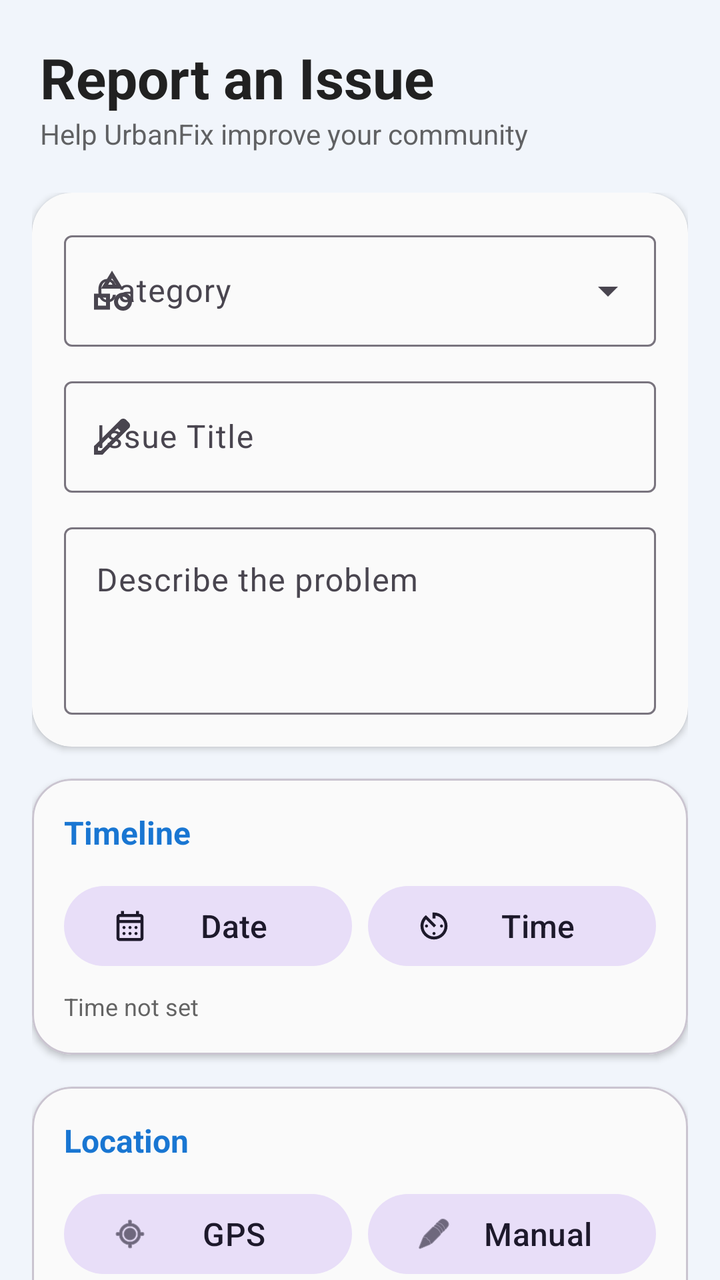
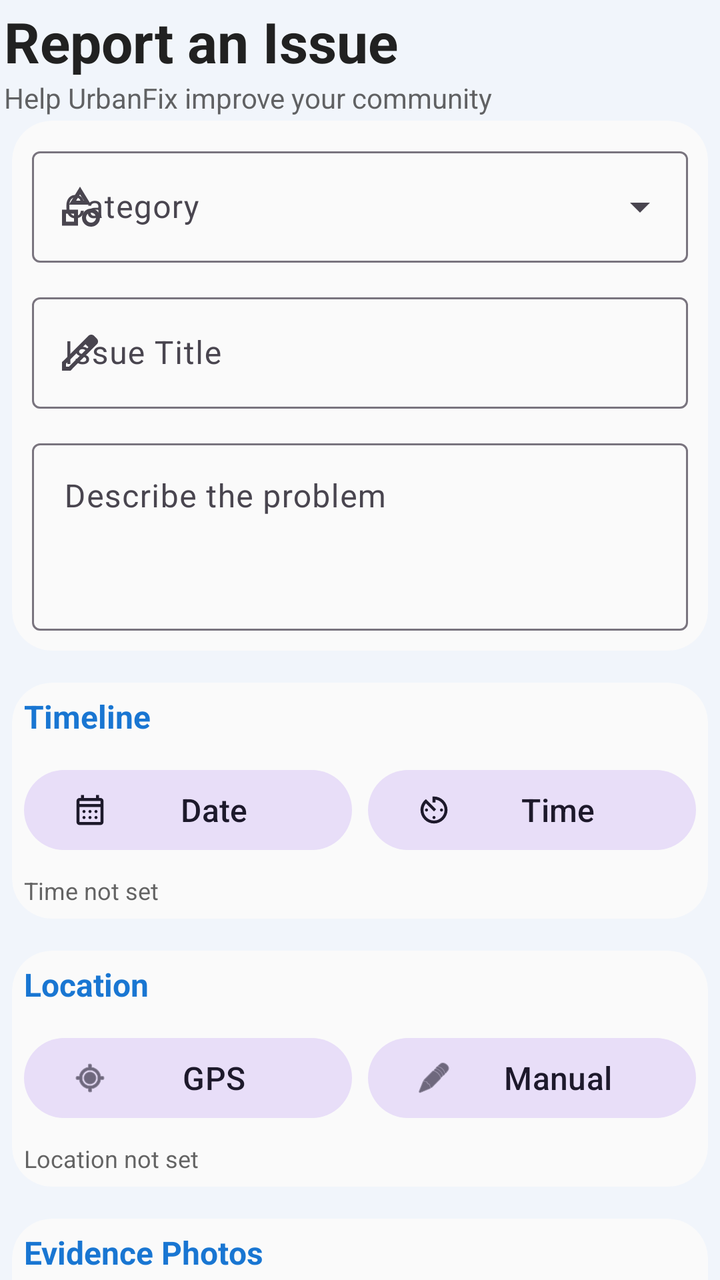

Two renders of the same Android screen: before a commit and after it. Below are the layout's source before the change and the commit's diff.
<!-- AndroidManifest.xml: application theme Theme.Urbanfix -->
<!-- res/layout/fragment_report.xml -->
<?xml version="1.0" encoding="utf-8"?>
<androidx.constraintlayout.widget.ConstraintLayout xmlns:android="http://schemas.android.com/apk/res/android"
    xmlns:app="http://schemas.android.com/apk/res-auto"
    xmlns:tools="http://schemas.android.com/tools"
    android:layout_width="match_parent"
    android:layout_height="match_parent"
    android:background="?android:attr/windowBackground"> <LinearLayout
    android:id="@+id/headerLayout"
    android:layout_width="match_parent"
    android:layout_height="wrap_content"
    android:orientation="vertical"
    android:padding="20dp"
    app:layout_constraintTop_toTopOf="parent">

    <TextView
        android:layout_width="wrap_content"
        android:layout_height="wrap_content"
        android:text="Report an Issue"
        android:textColor="?attr/colorOnSurface"
        android:textSize="28sp"
        android:textStyle="bold" />

    <TextView
        android:layout_width="wrap_content"
        android:layout_height="wrap_content"
        android:alpha="0.7"
        android:text="Help UrbanFix improve your community"
        android:textColor="?attr/colorOnSurface"
        android:textSize="14sp" />
</LinearLayout>

    <ScrollView
        android:layout_width="match_parent"
        android:layout_height="0dp"
        android:fillViewport="true"
        android:scrollbars="none"
        app:layout_constraintBottom_toBottomOf="parent"
        app:layout_constraintTop_toBottomOf="@id/headerLayout">

        <LinearLayout
            android:layout_width="match_parent"
            android:layout_height="wrap_content"
            android:orientation="vertical"
            android:paddingHorizontal="16dp"
            android:paddingBottom="24dp">

            <com.google.android.material.card.MaterialCardView
                android:layout_width="match_parent"
                android:layout_height="wrap_content"
                android:layout_marginBottom="16dp"
                app:cardBackgroundColor="?attr/colorSurface"
                app:cardCornerRadius="20dp"
                app:cardElevation="2dp"
                app:strokeWidth="0dp">

                <LinearLayout
                    android:layout_width="match_parent"
                    android:layout_height="wrap_content"
                    android:orientation="vertical"
                    android:padding="16dp">

                    <com.google.android.material.textfield.TextInputLayout
                        style="@style/Widget.Material3.TextInputLayout.OutlinedBox.ExposedDropdownMenu"
                        android:layout_width="match_parent"
                        android:layout_height="wrap_content"
                        android:hint="Category"
                        app:startIconDrawable="@drawable/ic_category">

                        <AutoCompleteTextView
                            android:id="@+id/categorySpinner"
                            android:layout_width="match_parent"
                            android:layout_height="wrap_content"
                            android:inputType="none"
                            android:textColor="?attr/colorOnSurface" />
                    </com.google.android.material.textfield.TextInputLayout>

                    <com.google.android.material.textfield.TextInputLayout
                        style="@style/Widget.Material3.TextInputLayout.OutlinedBox"
                        android:layout_width="match_parent"
                        android:layout_height="wrap_content"
                        android:layout_marginTop="12dp"
                        android:hint="Issue Title"
                        app:startIconDrawable="@drawable/ic_edit">

                        <com.google.android.material.textfield.TextInputEditText
                            android:id="@+id/etTitle"
                            android:layout_width="match_parent"
                            android:layout_height="wrap_content"
                            android:inputType="textCapSentences"
                            android:textColor="?attr/colorOnSurface" />
                    </com.google.android.material.textfield.TextInputLayout>

                    <com.google.android.material.textfield.TextInputLayout
                        style="@style/Widget.Material3.TextInputLayout.OutlinedBox"
                        android:layout_width="match_parent"
                        android:layout_height="wrap_content"
                        android:layout_marginTop="12dp"
                        android:hint="Describe the problem">

                        <com.google.android.material.textfield.TextInputEditText
                            android:id="@+id/etDescription"
                            android:layout_width="match_parent"
                            android:layout_height="wrap_content"
                            android:gravity="top"
                            android:inputType="textMultiLine"
                            android:minLines="3"
                            android:textColor="?attr/colorOnSurface" />
                    </com.google.android.material.textfield.TextInputLayout>
                </LinearLayout>
            </com.google.android.material.card.MaterialCardView>

            <com.google.android.material.card.MaterialCardView
                android:layout_width="match_parent"
                android:layout_height="wrap_content"
                android:layout_marginBottom="16dp"
                app:cardBackgroundColor="?attr/colorSurface"
                app:cardCornerRadius="20dp"
                app:cardElevation="2dp">

                <LinearLayout
                    android:layout_width="match_parent"
                    android:layout_height="wrap_content"
                    android:orientation="vertical"
                    android:padding="16dp">

                    <TextView
                        android:layout_width="wrap_content"
                        android:layout_height="wrap_content"
                        android:text="Timeline"
                        android:textStyle="bold"
                        android:textColor="?attr/colorPrimary" />

                    <LinearLayout
                        android:layout_width="match_parent"
                        android:layout_height="wrap_content"
                        android:layout_marginTop="12dp"
                        android:orientation="horizontal"
                        android:weightSum="2">

                        <com.google.android.material.button.MaterialButton
                            android:id="@+id/btnPickDate"
                            style="@style/Widget.Material3.Button.TonalButton"
                            android:layout_width="0dp"
                            android:layout_height="wrap_content"
                            android:layout_weight="1"
                            android:layout_marginEnd="4dp"
                            android:text="Date"
                            app:icon="@drawable/ic_calendar" />

                        <com.google.android.material.button.MaterialButton
                            android:id="@+id/btnPickTime"
                            style="@style/Widget.Material3.Button.TonalButton"
                            android:layout_width="0dp"
                            android:layout_height="wrap_content"
                            android:layout_weight="1"
                            android:layout_marginStart="4dp"
                            android:text="Time"
                            app:icon="@drawable/ic_timer" />
                    </LinearLayout>

                    <TextView
                        android:id="@+id/tvSelectedDateTime"
                        android:layout_width="wrap_content"
                        android:layout_height="wrap_content"
                        android:layout_marginTop="8dp"
                        android:alpha="0.7"
                        android:text="Time not set"
                        android:textColor="?attr/colorOnSurface"
                        android:textSize="12sp" />
                </LinearLayout>
            </com.google.android.material.card.MaterialCardView>

            <com.google.android.material.card.MaterialCardView
                android:layout_width="match_parent"
                android:layout_height="wrap_content"
                android:layout_marginBottom="16dp"
                app:cardBackgroundColor="?attr/colorSurface"
                app:cardCornerRadius="20dp"
                app:cardElevation="2dp">

                <LinearLayout
                    android:layout_width="match_parent"
                    android:layout_height="wrap_content"
                    android:orientation="vertical"
                    android:padding="16dp">

                    <TextView
                        android:layout_width="wrap_content"
                        android:layout_height="wrap_content"
                        android:text="Location"
                        android:textStyle="bold"
                        android:textColor="?attr/colorPrimary" />

                    <LinearLayout
                        android:layout_width="match_parent"
                        android:layout_height="wrap_content"
                        android:layout_marginTop="12dp"
                        android:orientation="horizontal"
                        android:weightSum="2">

                        <com.google.android.material.button.MaterialButton
                            android:id="@+id/btnCurrentLoc"
                            style="@style/Widget.Material3.Button.TonalButton"
                            android:layout_width="0dp"
                            android:layout_height="wrap_content"
                            android:layout_weight="1"
                            android:layout_marginEnd="4dp"
                            android:text="GPS"
                            app:icon="@android:drawable/ic_menu_mylocation" />

                        <com.google.android.material.button.MaterialButton
                            android:id="@+id/btnManualLoc"
                            style="@style/Widget.Material3.Button.TonalButton"
                            android:layout_width="0dp"
                            android:layout_height="wrap_content"
                            android:layout_weight="1"
                            android:layout_marginStart="4dp"
                            android:text="Manual"
                            app:icon="@android:drawable/ic_menu_edit" />
                    </LinearLayout>

                    <TextView
                        android:id="@+id/tvSelectedLocation"
                        android:layout_width="wrap_content"
                        android:layout_height="wrap_content"
                        android:layout_marginTop="8dp"
                        android:alpha="0.7"
                        android:text="Location not set"
                        android:textColor="?attr/colorOnSurface"
                        android:textSize="12sp" />
                </LinearLayout>
            </com.google.android.material.card.MaterialCardView>

            <com.google.android.material.card.MaterialCardView
                android:layout_width="match_parent"
                android:layout_height="wrap_content"
                android:layout_marginBottom="16dp"
                app:cardBackgroundColor="?attr/colorSurface"
                app:cardCornerRadius="20dp"
                app:cardElevation="2dp">

                <LinearLayout
                    android:layout_width="match_parent"
                    android:layout_height="wrap_content"
                    android:orientation="vertical"
                    android:padding="16dp">

                    <TextView
                        android:layout_width="wrap_content"
                        android:layout_height="wrap_content"
                        android:text="Evidence Photos"
                        android:textStyle="bold"
                        android:textColor="?attr/colorPrimary" />

                    <androidx.recyclerview.widget.RecyclerView
                        android:id="@+id/rvImagePreview"
                        android:layout_width="match_parent"
                        android:layout_height="wrap_content"
                        android:layout_marginTop="12dp"
                        android:orientation="horizontal"
                        app:layoutManager="androidx.recyclerview.widget.LinearLayoutManager"
                        tools:listitem="@layout/item_image" />

                    <LinearLayout
                        android:layout_width="match_parent"
                        android:layout_height="wrap_content"
                        android:layout_marginTop="12dp"
                        android:orientation="horizontal"
                        android:weightSum="2">

                        <com.google.android.material.button.MaterialButton
                            android:id="@+id/btnCamera"
                            style="@style/Widget.Material3.Button.OutlinedButton"
                            android:layout_width="0dp"
                            android:layout_height="54dp"
                            android:layout_weight="1"
                            android:layout_marginEnd="6dp"
                            android:text="Camera"
                            app:icon="@android:drawable/ic_menu_camera" />

                        <com.google.android.material.button.MaterialButton
                            android:id="@+id/btnGallery"
                            style="@style/Widget.Material3.Button.OutlinedButton"
                            android:layout_width="0dp"
                            android:layout_height="54dp"
                            android:layout_weight="1"
                            android:layout_marginStart="6dp"
                            android:text="Gallery"
                            app:icon="@android:drawable/ic_menu_gallery" />
                    </LinearLayout>
                </LinearLayout>
            </com.google.android.material.card.MaterialCardView>

            <TextView
                android:layout_width="wrap_content"
                android:layout_height="wrap_content"
                android:text="How urgent is this?"
                android:layout_marginStart="4dp"
                android:layout_marginBottom="8dp"
                android:textColor="?attr/colorOnSurface"
                android:textStyle="bold" />

            <com.google.android.material.button.MaterialButtonToggleGroup
                android:id="@+id/priorityToggle"
                android:layout_width="match_parent"
                android:layout_height="wrap_content"
                app:singleSelection="true"
                app:selectionRequired="true">

                <com.google.android.material.button.MaterialButton
                    android:id="@+id/btnLow"
                    style="@style/Widget.Material3.Button.OutlinedButton"
                    android:layout_width="0dp"
                    android:layout_height="wrap_content"
                    android:layout_weight="1"
                    android:text="Low" />

                <com.google.android.material.button.MaterialButton
                    android:id="@+id/btnMedium"
                    style="@style/Widget.Material3.Button.OutlinedButton"
                    android:layout_width="0dp"
                    android:layout_height="wrap_content"
                    android:layout_weight="1"
                    android:text="Standard" />

                <com.google.android.material.button.MaterialButton
                    android:id="@+id/btnHigh"
                    style="@style/Widget.Material3.Button.OutlinedButton"
                    android:layout_width="0dp"
                    android:layout_height="wrap_content"
                    android:layout_weight="1"
                    android:text="Urgent" />
            </com.google.android.material.button.MaterialButtonToggleGroup>

            <com.google.android.material.button.MaterialButton
                android:id="@+id/btnSubmit"
                android:layout_width="match_parent"
                android:layout_height="60dp"
                android:layout_marginTop="32dp"
                android:text="Submit Report"
                android:textStyle="bold"
                app:cornerRadius="16dp" />

        </LinearLayout>
    </ScrollView>
</androidx.constraintlayout.widget.ConstraintLayout>
<!-- res/layout/item_image.xml (included above) -->
<?xml version="1.0" encoding="utf-8"?>
<com.google.android.material.card.MaterialCardView
    xmlns:android="http://schemas.android.com/apk/res/android"
    xmlns:app="http://schemas.android.com/apk/res-auto"
    android:layout_width="100dp"
    android:layout_height="100dp"
    android:layout_margin="4dp"
    app:cardCornerRadius="8dp"
    app:cardElevation="2dp"
    app:strokeWidth="1dp"
    app:strokeColor="?attr/colorOutlineVariant">

    <FrameLayout
        android:layout_width="match_parent"
        android:layout_height="match_parent">

        <ImageView
            android:id="@+id/ivPreview"
            android:layout_width="match_parent"
            android:layout_height="match_parent"
            android:scaleType="centerCrop"
            android:src="@android:drawable/ic_menu_gallery" />

        <ImageButton
            android:id="@+id/btnRemoveImage"
            android:layout_width="24dp"
            android:layout_height="24dp"
            android:layout_gravity="top|end"
            android:layout_margin="4dp"
            android:background="@drawable/ic_cancel"
            android:backgroundTint="#B00020"
            android:contentDescription="Remove" />

    </FrameLayout>
</com.google.android.material.card.MaterialCardView>
<!-- resources referenced by this layout -->
<resources>
  <!-- drawable ic_cancel (drawable) -->
  <vector xmlns:android="http://schemas.android.com/apk/res/android" android:height="24dp" android:tint="#000000" android:viewportHeight="24" android:viewportWidth="24" android:width="24dp">
        
      <path android:fillColor="@android:color/white" android:pathData="M12,2C6.47,2 2,6.47 2,12s4.47,10 10,10 10,-4.47 10,-10S17.53,2 12,2zM17,15.59L15.59,17 12,13.41 8.41,17 7,15.59 10.59,12 7,8.41 8.41,7 12,10.59 15.59,7 17,8.41 13.41,12 17,15.59z"/>
      
  </vector>
  <!-- drawable ic_category (drawable) -->
  <vector xmlns:android="http://schemas.android.com/apk/res/android"
      android:width="24dp"
      android:height="24dp"
      android:viewportWidth="960"
      android:viewportHeight="960">
    <path
        android:pathData="m260,440 l220,-360 220,360L260,440ZM700,880q-75,0 -127.5,-52.5T520,700q0,-75 52.5,-127.5T700,520q75,0 127.5,52.5T880,700q0,75 -52.5,127.5T700,880ZM120,860v-320h320v320L120,860ZM700,800q42,0 71,-29t29,-71q0,-42 -29,-71t-71,-29q-42,0 -71,29t-29,71q0,42 29,71t71,29ZM200,780h160v-160L200,620v160ZM402,360h156l-78,-126 -78,126ZM480,360ZM360,620ZM700,700Z"
        android:fillColor="#e3e3e3"/>
  </vector>
  <!-- drawable ic_edit (drawable) -->
  <vector xmlns:android="http://schemas.android.com/apk/res/android"
      android:width="24dp"
      android:height="24dp"
      android:viewportWidth="960"
      android:viewportHeight="960">
    <path
        android:pathData="M200,760h57l391,-391 -57,-57 -391,391v57ZM120,840v-170l528,-527q12,-11 26.5,-17t30.5,-6q16,0 31,6t26,18l55,56q12,11 17.5,26t5.5,30q0,16 -5.5,30.5T817,313L290,840L120,840ZM760,256 L704,200 760,256ZM619,341 L591,312 648,369 619,341Z"
        android:fillColor="#e3e3e3"/>
  </vector>
  <!-- drawable ic_timer (drawable) -->
  <vector xmlns:android="http://schemas.android.com/apk/res/android"
      android:width="24dp"
      android:height="24dp"
      android:viewportWidth="960"
      android:viewportHeight="960">
    <path
        android:pathData="M340.5,811.5Q275,783 226,734t-77.5,-114.5Q120,554 120,480q0,-44 10,-85.5t29,-78q19,-36.5 45.5,-68T264,192l272,272 -56,56 -216,-216q-30,36 -47,80.5T200,480q0,116 82,198t198,82q116,0 198,-82t82,-198q0,-107 -68.5,-184.5T520,204v76h-80v-160h40q74,0 139.5,28.5T734,226q49,49 77.5,114.5T840,480q0,74 -28.5,139.5T734,734q-49,49 -114.5,77.5T480,840q-74,0 -139.5,-28.5ZM251.5,508.5Q240,497 240,480t11.5,-28.5Q263,440 280,440t28.5,11.5Q320,463 320,480t-11.5,28.5Q297,520 280,520t-28.5,-11.5ZM451.5,708.5Q440,697 440,680t11.5,-28.5Q463,640 480,640t28.5,11.5Q520,663 520,680t-11.5,28.5Q497,720 480,720t-28.5,-11.5ZM651.5,508.5Q640,497 640,480t11.5,-28.5Q663,440 680,440t28.5,11.5Q720,463 720,480t-11.5,28.5Q697,520 680,520t-28.5,-11.5Z"
        android:fillColor="#e3e3e3"/>
  </vector>
  <style name="Theme.Urbanfix" parent="Base.Theme.Urbanfix" />
  <style name="Base.Theme.Urbanfix" parent="Theme.Material3.DayNight.NoActionBar">
          <item name="colorPrimary">#1976D2</item>
          <item name="colorOnPrimary">#FFFFFF</item>
          <item name="colorSecondary">#42A5F5</item>
          <item name="colorOnSecondary">#FFFFFF</item>
  
          <item name="android:statusBarColor">#1976D2</item>
          <item name="android:windowLightStatusBar">false</item>
  
          <item name="android:windowBackground">@color/google_lavender_blue</item>
          <item name="colorSurface">@color/dark_white_card</item>
          <item name="colorOnSurface">#212121</item>
          <item name="colorSurfaceVariant">#ECEFF1</item>
  
          <item name="elevationOverlayEnabled">false</item>
  
          <item name="android:textSize">16sp</item>
      </style>
  <color name="google_lavender_blue">#F1F5FB</color>
  <color name="dark_white_card">#FAFAFA</color>
  <!-- unchanged entries left out for length: 1 -->
</resources>

<!-- the commit's change to res/layout/fragment_report.xml (unified diff, before → after) -->
@@ -9,7 +9,7 @@
     android:layout_width="match_parent"
     android:layout_height="wrap_content"
     android:orientation="vertical"
-    android:padding="20dp"
+    android:padding="2dp"
     app:layout_constraintTop_toTopOf="parent">
 
     <TextView
@@ -41,8 +41,8 @@
             android:layout_width="match_parent"
             android:layout_height="wrap_content"
             android:orientation="vertical"
-            android:paddingHorizontal="16dp"
-            android:paddingBottom="24dp">
+            android:paddingHorizontal="6dp"
+            android:paddingBottom="4dp">
 
             <com.google.android.material.card.MaterialCardView
                 android:layout_width="match_parent"
@@ -50,14 +50,15 @@
                 android:layout_marginBottom="16dp"
                 app:cardBackgroundColor="?attr/colorSurface"
                 app:cardCornerRadius="20dp"
-                app:cardElevation="2dp"
+                android:padding="7dp"
+                app:cardElevation="0dp"
                 app:strokeWidth="0dp">
 
                 <LinearLayout
                     android:layout_width="match_parent"
                     android:layout_height="wrap_content"
                     android:orientation="vertical"
-                    android:padding="16dp">
+                    android:padding="10dp">
 
                     <com.google.android.material.textfield.TextInputLayout
                         style="@style/Widget.Material3.TextInputLayout.OutlinedBox.ExposedDropdownMenu"
@@ -114,14 +115,16 @@
                 android:layout_height="wrap_content"
                 android:layout_marginBottom="16dp"
                 app:cardBackgroundColor="?attr/colorSurface"
+                android:padding="7dp"
                 app:cardCornerRadius="20dp"
-                app:cardElevation="2dp">
+                app:cardElevation="0dp"
+                app:strokeWidth="0dp">
 
                 <LinearLayout
                     android:layout_width="match_parent"
                     android:layout_height="wrap_content"
                     android:orientation="vertical"
-                    android:padding="16dp">
+                    android:padding="6dp">
 
                     <TextView
                         android:layout_width="wrap_content"
@@ -175,14 +178,16 @@
                 android:layout_height="wrap_content"
                 android:layout_marginBottom="16dp"
                 app:cardBackgroundColor="?attr/colorSurface"
+                android:padding="7dp"
                 app:cardCornerRadius="20dp"
-                app:cardElevation="2dp">
+                app:cardElevation="0dp"
+                app:strokeWidth="0dp">
 
                 <LinearLayout
                     android:layout_width="match_parent"
                     android:layout_height="wrap_content"
                     android:orientation="vertical"
-                    android:padding="16dp">
+                    android:padding="6dp">
 
                     <TextView
                         android:layout_width="wrap_content"
@@ -236,14 +241,16 @@
                 android:layout_height="wrap_content"
                 android:layout_marginBottom="16dp"
                 app:cardBackgroundColor="?attr/colorSurface"
+                android:padding="7dp"
                 app:cardCornerRadius="20dp"
-                app:cardElevation="2dp">
+                app:cardElevation="0dp"
+                app:strokeWidth="0dp">
 
                 <LinearLayout
                     android:layout_width="match_parent"
                     android:layout_height="wrap_content"
                     android:orientation="vertical"
-                    android:padding="16dp">
+                    android:padding="6dp">
 
                     <TextView
                         android:layout_width="wrap_content"
